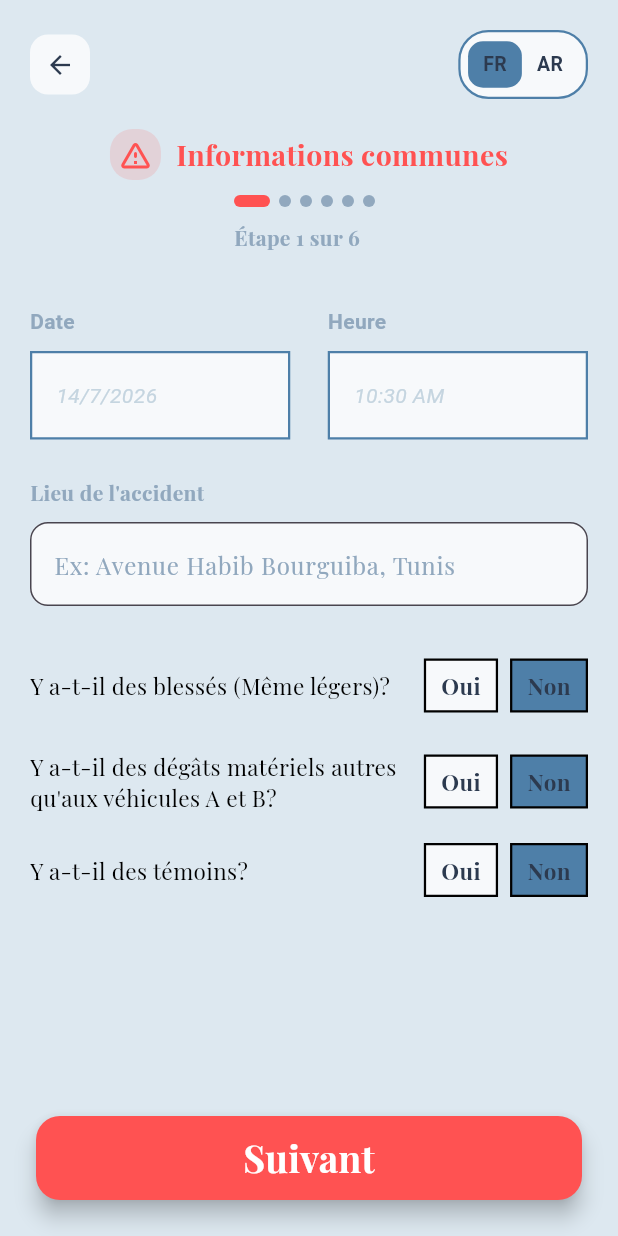
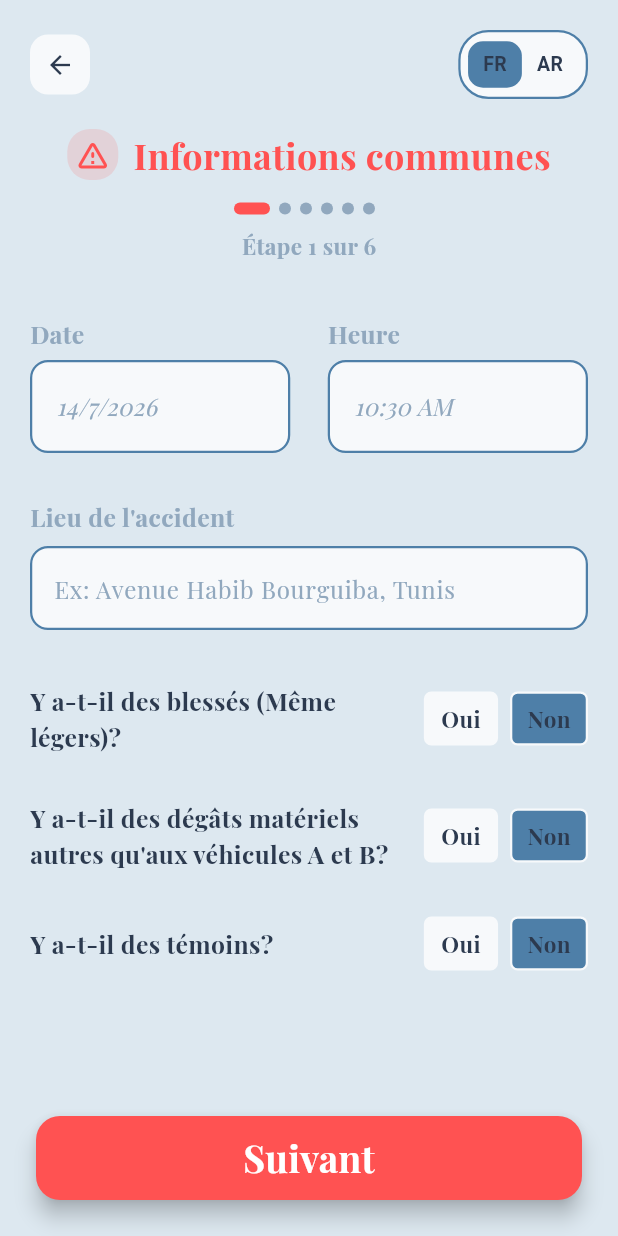
Before and after one commit to ErijBelaanes/constat-amiable-numerique, a Flutter app: the EcranAccident screen opened by its route, on a phone screen of 412 x 824 dp. Run offline on Flutter 3.47's test engine with Material 3 defaults, Android fonts, the phone set to English and light mode, and no system bars.

Commit message:
Implémentation de la gestion des témoins dans le constat amiable et amélioration de l'interface utilisateur

```diff
--- a/lib/ecrans/ecran_accident.dart
+++ b/lib/ecrans/ecran_accident.dart
@@ -5,6 +5,8 @@ import '../widgets/entete_etape.dart';
 import '../widgets/champ_bouton.dart';
 import '../widgets/question_oui_non.dart';
 import '../theme/couleurs.dart';
+import '../widgets/champ_texte.dart';
+import '../widgets/section_temoins.dart';
 
 class EcranAccident extends StatefulWidget {
   const EcranAccident({super.key});
@@ -97,6 +99,7 @@ class _EcranAccidentState extends State<EcranAccident>{
     return Directionality(
       textDirection: estFrancais ? TextDirection.ltr : TextDirection.rtl,
       child: Scaffold(
+
         //Bouton "Suivant"
         bottomNavigationBar: SafeArea(
           child: Padding(
@@ -106,7 +109,7 @@ class _EcranAccidentState extends State<EcranAccident>{
               child: ElevatedButton(
                 onPressed: validerEtSauvegarder,
                 style: ElevatedButton.styleFrom(
-                  backgroundColor: Colors.redAccent,
+                  backgroundColor: CouleursApp.alerte,
                   shape: RoundedRectangleBorder(
                     borderRadius: BorderRadius.circular(16),
                   ),
@@ -130,6 +133,10 @@ class _EcranAccidentState extends State<EcranAccident>{
         body: SafeArea(
             child: Padding(
               padding: const EdgeInsets.all(20),
+              child: Scrollbar(
+               thumbVisibility: true,
+               thickness: 8,
+               radius: const Radius.circular(4),
                child: SingleChildScrollView(
                   child: Column(
                     crossAxisAlignment: CrossAxisAlignment.stretch,
@@ -174,42 +181,15 @@ class _EcranAccidentState extends State<EcranAccident>{
                           ),
                         ],
                       ),
-                    const SizedBox(height: 25),
+                      const SizedBox(height: 30),
                       //Lieu
-                    Text(
-                      estFrancais ? 'Lieu de l\'accident' : 'مكان الحادث',
-                      textAlign: estFrancais ? TextAlign.left : TextAlign.right,
-                      textDirection: estFrancais ? TextDirection.ltr : TextDirection.rtl,
-                      style: TextStyle(
-                        color: CouleursApp.texteSecondaire,
-                        fontFamily: estFrancais ? 'PlayfairDisplay' : 'NoteNaskhArabic',
-                        fontWeight: FontWeight.bold,
+                      ChampTexte(
+                        label: estFrancais ? 'Lieu de l\'accident' : 'مكان الحادث',
+                        controleur: lieuController,
+                        estFrancais: estFrancais,
+                        hintText: estFrancais ? 'Ex: Avenue Habib Bourguiba, Tunis' : 'مثال: شارع الحبيب بورقيبة، تونس',
                       ),
-                    ),
-                    const SizedBox(height: 10),
-                    TextField(
-                      controller: lieuController,
-                      style: TextStyle(
-                        color: CouleursApp.texteSecondaire,
-                        fontFamily: estFrancais ? 'PlayfairDisplay' : 'NoteNaskhArabic',
-                      ),
-                      decoration: InputDecoration(
-                        hintText: estFrancais ? 'Ex: Avenue Habib Bourguiba, Tunis' : 'مثال: شارع الحبيب بورقيبة، تونس',
-                        hintStyle: TextStyle(
-                          color: CouleursApp.texteSecondaire,
-                          fontFamily: estFrancais ? 'PlayfairDisplay' : 'NoteNaskhArabic',
-                        ),
-                        filled: true,
-                        fillColor: CouleursApp.champ,
-                        border: OutlineInputBorder(
-                          borderRadius: BorderRadius.circular(12),
-                          borderSide: BorderSide(
-                            color: CouleursApp.bordure,
-                            width: 1.5,
-                          ),
-                        ),
-                      ),
-                    ),
+
                       const SizedBox(height: 35),
 
                       //Questions Oui/Non
@@ -220,7 +200,7 @@ class _EcranAccidentState extends State<EcranAccident>{
                         change: provider.setBlesses,
                         estFrancais: estFrancais,
                       ),
-                    const SizedBox(height: 25),
+                      const SizedBox(height: 30),
 
                       //Dégâts matériels
                       QuestionOuiNon(
@@ -229,7 +209,7 @@ class _EcranAccidentState extends State<EcranAccident>{
                         change: provider.setDegatsMat,
                         estFrancais: estFrancais,
                       ),
-                    const SizedBox(height: 20),
+                      const SizedBox(height: 30),
 
                       //Témoins
                       QuestionOuiNon(
@@ -238,11 +218,13 @@ class _EcranAccidentState extends State<EcranAccident>{
                         change: provider.setTemoins,
                         estFrancais: estFrancais,
                       ),
-                    // if(constat.temoins){
-                    //
-                    // },
-                    const SizedBox(height: 20),
+                      const SizedBox(height: 30),
+
+                      //Section des témoins
+                      if(constat.temoins)
+                        SectionTemoins(estFrancais: estFrancais),
                     ],
+                  ),
                ),
             ),
           ),
--- a/lib/main.dart
+++ b/lib/main.dart
@@ -5,7 +5,6 @@ import 'ecrans/ecran_accueil.dart';
 import 'ecrans/ecran_accident.dart';
 import 'ecrans/ecran_vehicule.dart';
 import 'ecrans/ecran_logo.dart';
-
 
 void main(){
   runApp(const ConstatApp());
--- a/lib/models/constat_model.dart
+++ b/lib/models/constat_model.dart
@@ -1,16 +1,4 @@
 import 'package:flutter/material.dart';
-
-class ConstatModel {
-  DateTime? dateAccident;
-  String lieuAccident;
-  bool degatsMat = false;
-  bool blesses = false;
-  bool temoins = false;
-
-  ConstatModel({required this.lieuAccident}){
-    dateAccident = DateTime.now();
-  }
-}
 
 class Temoin{
   String nom;
@@ -24,6 +12,19 @@ class Temoin{
     required this.adresse,
     required this.numTel,
   });
+}
+
+class ConstatModel {
+  DateTime? dateAccident;
+  String lieuAccident;
+  bool degatsMat = false;
+  bool blesses = false;
+  bool temoins = false;
+  List<Temoin> listeTemoins = [];  //La liste des témoins ajoutés
+
+  ConstatModel({required this.lieuAccident}){
+    dateAccident = DateTime.now();
+  }
 }
 
 class VehiculeInfo{
--- a/lib/theme/couleurs.dart
+++ b/lib/theme/couleurs.dart
@@ -1,9 +1,12 @@
 import 'package:flutter/material.dart';
 
 class CouleursApp {
-  static const fond = Color.fromRGBO(221, 232, 240, 1.0);
+  static const fond = Color.fromRGBO(221, 232, 240, 1);
   static const champ = Color.fromRGBO(247, 249, 251, 1);
-  static const bordure = Color.fromRGBO(78, 127, 168, 1);
+  static const bordure1 = Color.fromRGBO(247, 249, 251, 1);
+  static const bordure2 = Color.fromRGBO(78, 127, 168, 1);
+
+
   static const titre = Color.fromRGBO(198, 97, 63, 1);
 
   static const vehiculeA = Color(0xFFF5A623);
--- a/lib/widgets/champ_bouton.dart
+++ b/lib/widgets/champ_bouton.dart
@@ -26,11 +26,12 @@ class ChampBouton extends StatelessWidget{
           textDirection: estFrancais ? TextDirection.ltr : TextDirection.rtl,
           style: TextStyle(
             color: CouleursApp.texteSecondaire,
-            fontSize: 14,
+            fontFamily: estFrancais ? 'PlayfairDisplay' : 'NoteNaskhArabic',
+            fontSize: 16.5,
             fontWeight: FontWeight.bold,
           ),
         ),
-        const SizedBox(height: 10),
+        const SizedBox(height: 6),
         GestureDetector(
           onTap: click,
           child: Container(
@@ -38,16 +39,20 @@ class ChampBouton extends StatelessWidget{
             padding: const EdgeInsets.symmetric(horizontal: 16, vertical: 18),
             decoration: BoxDecoration(
               color: CouleursApp.champ,
+              borderRadius: BorderRadius.circular(12),
               border: Border.all(
-                color: CouleursApp.bordure,
+                color: CouleursApp.bordure2,
                 width: 1.5,
               ),
+
             ),
             child: Text(
                 valeur,
-                style: const TextStyle(
-                    color: CouleursApp.texteMuet,
+                style: TextStyle(
+                    color: CouleursApp.texteSecondaire,
                     fontStyle: FontStyle.italic,
+                    fontFamily: estFrancais ? 'PlayfairDisplay' : 'NoteNaskhArabic',
+                    fontSize: 16,
                 ),
             )
           ),
--- /dev/null
+++ b/lib/widgets/champ_texte.dart
@@ -0,0 +1,70 @@
+import 'package:flutter/material.dart';
+import '../theme/couleurs.dart';
+
+class ChampTexte extends StatelessWidget {
+  final String label;
+  final TextEditingController controleur;
+  final String? hintText;
+  final bool estFrancais;
+
+  const ChampTexte({
+    super.key,
+    required this.label,
+    required this.controleur,
+    required this.estFrancais,
+    required this.hintText,
+  });
+
+  @override
+  Widget build(BuildContext context) {
+    return Column(
+      crossAxisAlignment: CrossAxisAlignment.start,
+      children: [
+        Text(
+          label,
+          textAlign: estFrancais ? TextAlign.left : TextAlign.right,
+          textDirection: estFrancais ? TextDirection.ltr : TextDirection.rtl,
+          style: TextStyle(
+            color: CouleursApp.texteSecondaire,
+            fontFamily: estFrancais ? 'PlayfairDisplay' : 'NoteNaskhArabic',
+            fontWeight: FontWeight.bold,
+            fontSize: 16.5,
+          ),
+        ),
+        const SizedBox(height: 8),
+
+        TextField(
+          controller: controleur,
+          style: TextStyle(
+            color: CouleursApp.texteSecondaire,
+            fontFamily: estFrancais ? 'PlayfairDisplay' : 'NoteNaskhArabic',
+          ),
+          decoration: InputDecoration(
+            hintText: hintText,
+            hintStyle: TextStyle(
+              color: CouleursApp.texteSecondaire,
+              fontFamily: estFrancais ? 'PlayfairDisplay' : 'NoteNaskhArabic',
+              fontSize: 16,
+            ),
+            filled: true,
+            fillColor: CouleursApp.champ,
+            enabledBorder: OutlineInputBorder(
+              borderRadius: BorderRadius.circular(12),
+              borderSide: BorderSide(
+                color: CouleursApp.bordure2,
+                width: 1.5,
+              ),
+            ),
+            focusedBorder: OutlineInputBorder(
+              borderRadius: BorderRadius.circular(12),
+              borderSide: BorderSide(
+                color: CouleursApp.bordure2,
+                width: 1.5,
+              ),
+            ),
+          ),
+        ),
+      ],
+    );
+  }
+}
--- a/lib/widgets/entete_etape.dart
+++ b/lib/widgets/entete_etape.dart
@@ -69,7 +69,7 @@ class EnteteEtape extends StatelessWidget{
             Container(
               padding: const EdgeInsets.all(5),
               decoration: BoxDecoration(
-                 color: couleurIcone.withOpacity(0.15),
+                 color: couleurIcone.withValues(alpha: 0.15),
                  borderRadius: BorderRadius.circular(15),
                ),
               child: Icon(icone, color: couleurIcone),
@@ -84,14 +84,14 @@ class EnteteEtape extends StatelessWidget{
               style: TextStyle(
                 color: couleurIcone,
                 fontWeight: FontWeight.bold,
-                fontSize: 19.0,
+                fontSize: 24.0,
                 fontFamily: estFrancais ? 'PlayfairDisplay' : 'NoteNaskhArabic',
               ),
             ),
 
           ],
         ),
-        const SizedBox(height: 10),
+        const SizedBox(height: 15),
         //Indicateur des étapes
         IndicateurEtapes(
           etapeAct: etapeActuelle,
--- a/lib/widgets/indicateur_etapes.dart
+++ b/lib/widgets/indicateur_etapes.dart
@@ -20,7 +20,6 @@ class IndicateurEtapes extends StatelessWidget{
     return Directionality(
       textDirection: enFrancais ? TextDirection.ltr : TextDirection.rtl,
       child: Column(
-      crossAxisAlignment: enFrancais ? CrossAxisAlignment.start : CrossAxisAlignment.end,
       children: [
         Row(
           mainAxisSize: MainAxisSize.min,
@@ -45,7 +44,7 @@ class IndicateurEtapes extends StatelessWidget{
               : 'الخطوة $etapeAct من $totalEtapes',
           style: TextStyle(
             color: CouleursApp.texteSecondaire,
-            fontSize: 14,
+            fontSize: 15,
             fontFamily: enFrancais ? 'PlayfairDisplay' : 'NoteNaskhArabic',
             fontWeight: FontWeight.bold,
           ),
--- a/lib/widgets/question_oui_non.dart
+++ b/lib/widgets/question_oui_non.dart
@@ -25,12 +25,14 @@ class QuestionOuiNon extends StatelessWidget{
               textAlign: estFrancais ? TextAlign.left : TextAlign.right,
               textDirection: estFrancais ? TextDirection.ltr : TextDirection.rtl,
               style: TextStyle(
-                color: Colors.black,
+                color: CouleursApp.texte,
                 fontFamily: estFrancais ? 'PlayfairDisplay' : 'NoteNaskhArabic',
-                fontSize: 15,
+                fontSize: 16.5,
+                fontWeight: FontWeight.bold,
               ),
             ),
         ),
+        const SizedBox(width: 5),
         Row(
           mainAxisSize: MainAxisSize.min,
           children: [
@@ -44,10 +46,11 @@ class QuestionOuiNon extends StatelessWidget{
                 padding: const EdgeInsets.symmetric(horizontal: 10, vertical: 6),
                 decoration: BoxDecoration(
                   color: valeur
-                      ? CouleursApp.bordure  //actif
+                      ? CouleursApp.bordure2  //actif
                       : CouleursApp.champ,  //inactif
+                  borderRadius: BorderRadius.circular(5),
                   border: Border.all(
-                    // color: const Color.fromRGBO(127, 62, 40, 1.0),
+                    color: CouleursApp.bordure1,
                     width: 1.5,
                   ),
               ),
@@ -73,11 +76,12 @@ class QuestionOuiNon extends StatelessWidget{
                 curve: Curves.easeInOut,
                 padding: const EdgeInsets.symmetric(horizontal: 10, vertical: 6),
                 decoration: BoxDecoration(
+                  borderRadius: BorderRadius.circular(5),
                   color: !valeur
-                      ? CouleursApp.bordure  //actif
+                      ? CouleursApp.bordure2  //actif
                       : CouleursApp.champ,  //inactif
                   border: Border.all(
-                    // color: const Color.fromRGBO(127, 62, 40, 1.0),
+                    color: CouleursApp.bordure1,
                     width: 1.5,
                   ),
                 ),
--- a/lib/widgets/selecteur_langue.dart
+++ b/lib/widgets/selecteur_langue.dart
@@ -21,7 +21,7 @@ class SelecteurLangue extends StatelessWidget{
           color: CouleursApp.champ,
           borderRadius: BorderRadius.circular(20),
           border: Border.all(
-            color: CouleursApp.bordure,
+            color: CouleursApp.bordure2,
             width: 1.5,
           ),
         ),
@@ -36,12 +36,12 @@ class SelecteurLangue extends StatelessWidget{
               padding: const EdgeInsets.symmetric(horizontal: 10, vertical: 6),
               decoration: BoxDecoration(
                 color: estFrancais
-                    ? CouleursApp.bordure  //actif
+                    ? CouleursApp.bordure2  //actif
                     : CouleursApp.champ,  //inactif
                 borderRadius: BorderRadius.circular(10),
               ),
-              child: const Text(
-                'FR',
+              child: Text(
+                estFrancais ? 'FR' : 'فر',
                 style: TextStyle(
                   color: CouleursApp.texte,
                   fontWeight: FontWeight.bold,
@@ -57,12 +57,12 @@ class SelecteurLangue extends StatelessWidget{
               padding: const EdgeInsets.symmetric(horizontal: 10, vertical: 6),
               decoration: BoxDecoration(
                 color: !estFrancais
-                    ? CouleursApp.bordure  //actif
+                    ? CouleursApp.bordure2  //actif
                     : CouleursApp.champ,  //inactif
                 borderRadius: BorderRadius.circular(10),
               ),
               child: Text(
-                'AR',
+                estFrancais ? 'AR' : 'عر',
                 style: TextStyle(
                   color: CouleursApp.texte,
                   fontWeight: FontWeight.bold,
```
Also changed, not shown: lib/providers/constat_provider.dart (+38 -3 lines), lib/widgets/section_temoins.dart (added, +205 -0 lines). Lines whose indentation alone changed are shown as unchanged.
